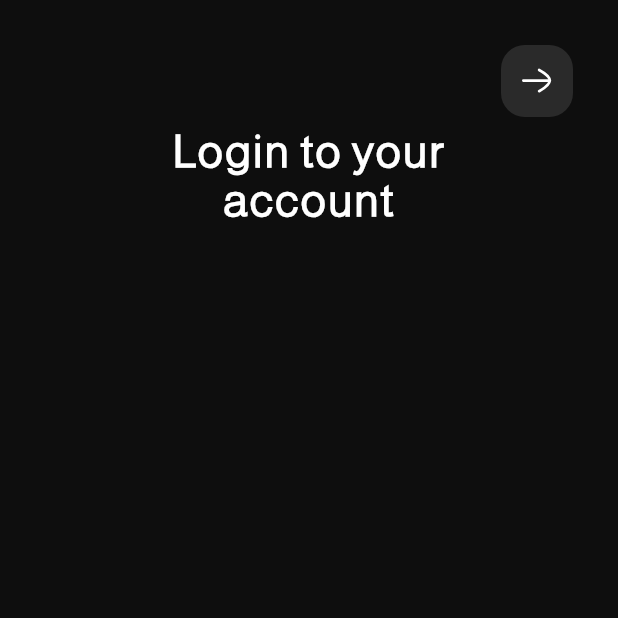
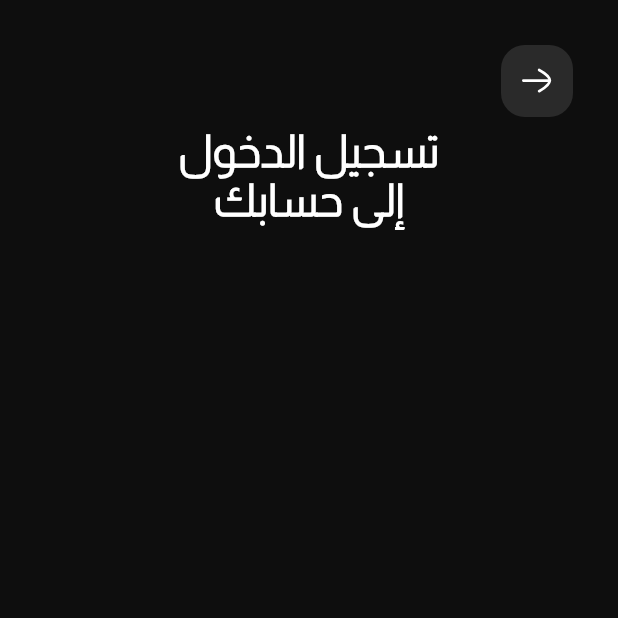
Before and after one commit to OmarAmeer96/Black-Market, a Flutter app: the screen it shows after launch, on a phone screen of 412 x 824 dp, the top half of it. Run offline on Flutter 3.47's test engine with Material 2 defaults, Android fonts, the phone set to English and light mode, and no system bars; our stand-ins replace bloc, equatable, flutter_bloc, flutter_svg, go_router; generated files the repository leaves out were written again.

```diff
--- a/lib/Core/manager/language_cubit/language_state.dart
+++ b/lib/Core/manager/language_cubit/language_state.dart
@@ -8,4 +8,5 @@ sealed class LanguageState extends Equatable {
 }
 
 class LanguageInitial extends LanguageState {}
+
 class LanguageChangeState extends LanguageState {}
--- a/lib/Features/auth/login/presentation/views/widgets/login_view_body.dart
+++ b/lib/Features/auth/login/presentation/views/widgets/login_view_body.dart
@@ -1,9 +1,6 @@
-import 'package:black_market/Core/manager/language_cubit/language_cubit.dart';
 import 'package:black_market/Core/utils/styles.dart';
 import 'package:black_market/Core/widgets/custom_app_bar.dart';
 import 'package:flutter/material.dart';
-import 'package:flutter_bloc/flutter_bloc.dart';
-import 'package:flutter_gen/gen_l10n/app_localizations.dart';
 
 class LoginViewBody extends StatelessWidget {
   const LoginViewBody({super.key});
@@ -16,11 +13,11 @@ class LoginViewBody extends StatelessWidget {
         children: [
           CustomAppBar(
             onTap: () {
-              context.read<LanguageCubit>().changeLanguage();
+              // context.read<LanguageCubit>().changeLanguage();
             },
           ),
           Text(
-            AppLocalizations.of(context)!.loginTitle,
+            "تسجيل الدخول\nإلى حسابك",
             textAlign: TextAlign.center,
             style: Styles.almaraiRegular30.copyWith(letterSpacing: 1),
           ),
```
Also changed, not shown: lib/Core/manager/language_cubit/language_cubit.dart (+3 -5 lines).
